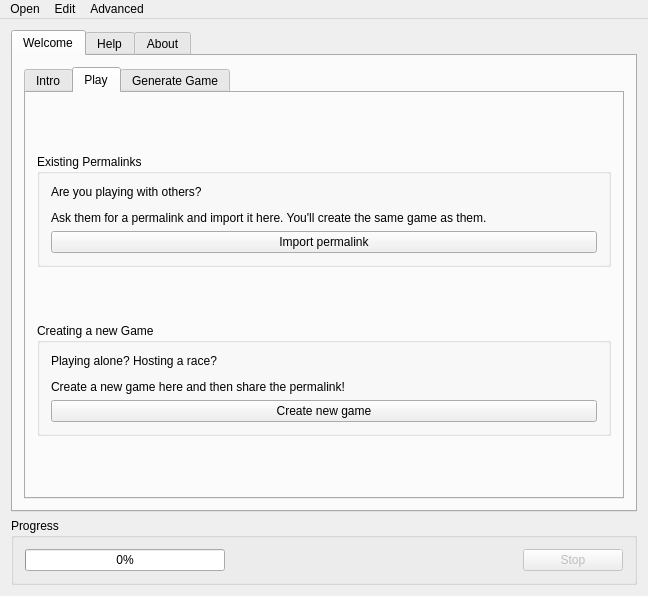
Old version of the form randovania/gui/ui_files/main_window.ui in the repository randovania/randovania.
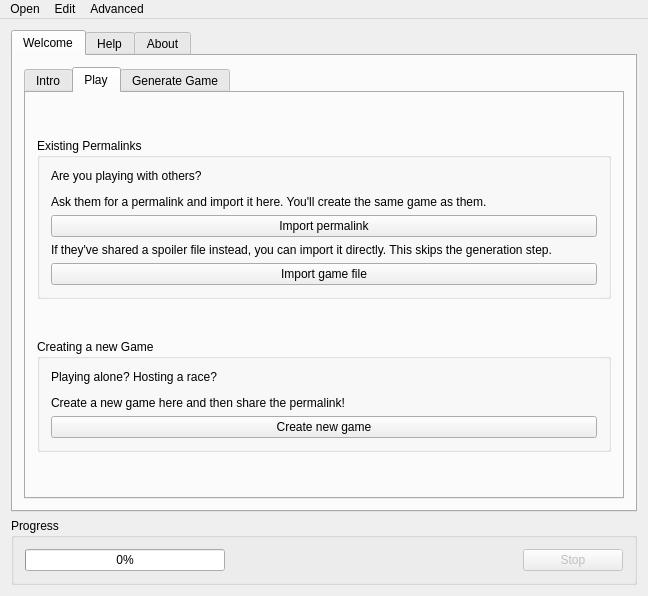
New version of the form. The open tabs and pages were chosen to show the change. Icons and pictures are not drawn.

Commit message: Added: Play -> Import game file, to load spoiler logs.

Diff of the .ui file:
```diff
--- a/randovania/gui/ui_files/main_window.ui
+++ b/randovania/gui/ui_files/main_window.ui
@@ -166,13 +166,6 @@
                <string>Existing Permalinks</string>
               </property>
               <layout class="QGridLayout" name="gridLayout_8">
-               <item row="0" column="0">
-                <widget class="QLabel" name="import_permalink_label">
-                 <property name="text">
-                  <string>&lt;html&gt;&lt;head/&gt;&lt;body&gt;&lt;p&gt;Are you playing with others?&lt;/p&gt;&lt;p&gt;Ask them for a permalink and import it here. You'll create the same game as them.&lt;/p&gt;&lt;/body&gt;&lt;/html&gt;</string>
-                 </property>
-                </widget>
-               </item>
                <item row="1" column="0">
                 <widget class="QPushButton" name="import_permalink_button">
                  <property name="text">
@@ -180,6 +173,27 @@
                  </property>
                 </widget>
                </item>
+               <item row="2" column="0">
+                <widget class="QLabel" name="import_game_file_label">
+                 <property name="text">
+                  <string>If they've shared a spoiler file instead, you can import it directly. This skips the generation step.</string>
+                 </property>
+                </widget>
+               </item>
+               <item row="0" column="0">
+                <widget class="QLabel" name="import_permalink_label">
+                 <property name="text">
+                  <string>&lt;html&gt;&lt;head/&gt;&lt;body&gt;&lt;p&gt;Are you playing with others?&lt;/p&gt;&lt;p&gt;Ask them for a permalink and import it here. You'll create the same game as them.&lt;/p&gt;&lt;/body&gt;&lt;/html&gt;</string>
+                 </property>
+                </widget>
+               </item>
+               <item row="3" column="0">
+                <widget class="QPushButton" name="import_game_file_button">
+                 <property name="text">
+                  <string>Import game file</string>
+                 </property>
+                </widget>
+               </item>
               </layout>
              </widget>
             </item>
```
The commit also changes 4 other files.
